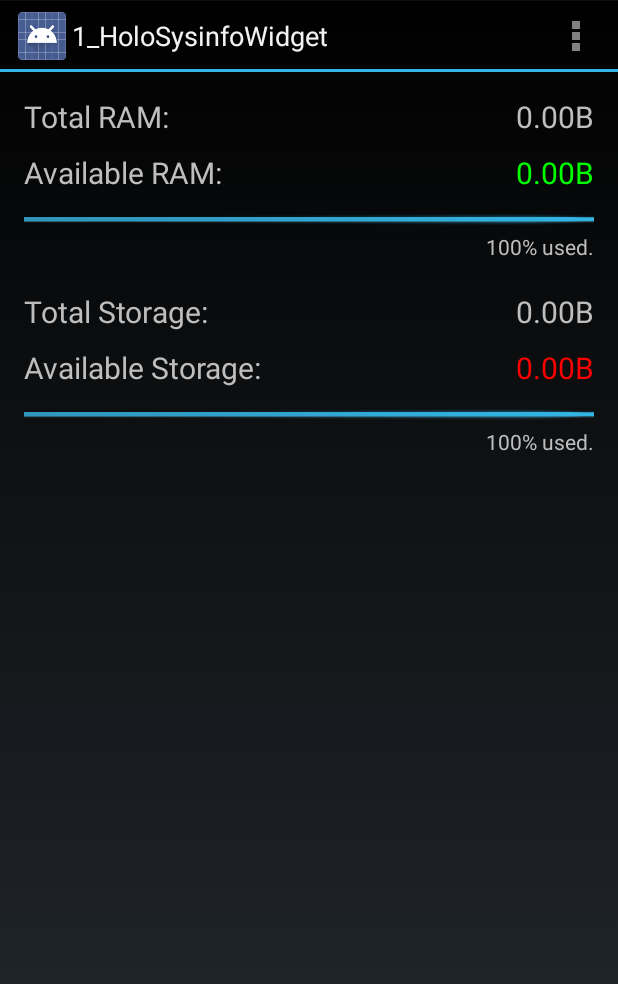
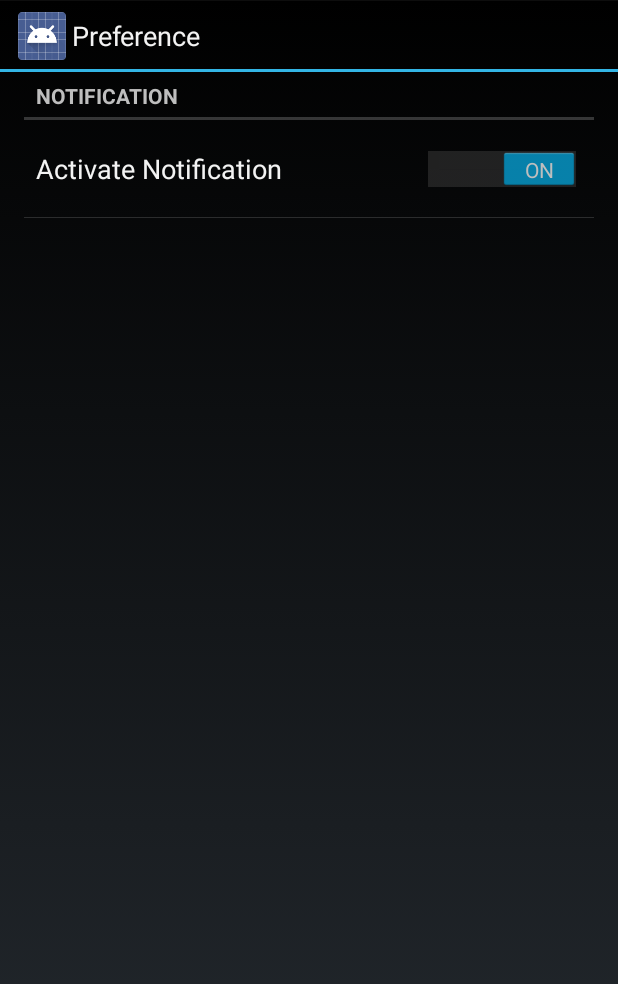
Before and after one commit to yshrsmz/HoloSysinfoWidgetProject, an Android app: the screen it shows after launch (MainActivity before the commit, SettingActivity after it), in the options menu, after a tap on "Settings", on a phone screen of 412 x 824 dp. Shown: the top 984 px of the screen. Run offline under Robolectric (Android 15) with nearby library versions, the phone set to English and light mode, and no system bars.

Commit message:
[issue #5], [issue #6]

```diff
--- a/HoloSysinfoWidget/src/main/java/com/yslibrary/android/holosysinfowidget/ui/MainActivity.java
+++ b/HoloSysinfoWidget/src/main/java/com/yslibrary/android/holosysinfowidget/ui/MainActivity.java
@@ -4,8 +4,10 @@ import android.app.Activity;
 import android.app.ActivityManager;
 import android.app.Fragment;
 import android.content.Intent;
+import android.content.SharedPreferences;
 import android.graphics.Color;
 import android.os.Bundle;
+import android.preference.PreferenceManager;
 import android.util.Log;
 import android.view.LayoutInflater;
 import android.view.Menu;
@@ -58,12 +60,17 @@ public class MainActivity extends Activity {
         updateMemoryInfo();
         updateStorageInfo();
 
+        SharedPreferences pref = PreferenceManager.getDefaultSharedPreferences(getBaseContext());
+        boolean shouldServiceActivate = pref.getBoolean(getString(R.string.pref_key_activate_notification), true);
+
         Log.d(TAG, "send intent to update widget");
         Intent widgetUpdate = new Intent(Consts.SYSINFO_UPDATE);
         sendBroadcast(widgetUpdate);
 
-        // start battery notification service
-        startService(new Intent(getBaseContext(), BatteryNotificationService.class));
+        if (shouldServiceActivate) {
+            // start battery notification service
+            startService(new Intent(getBaseContext(), BatteryNotificationService.class));
+        }
     }
 
 
@@ -82,6 +89,8 @@ public class MainActivity extends Activity {
         // as you specify a parent activity in AndroidManifest.xml.
         switch (item.getItemId()) {
             case R.id.action_settings:
+                Intent intent = new Intent(this, SettingActivity.class);
+                startActivity(intent);
                 return true;
         }
         return super.onOptionsItemSelected(item);
--- /dev/null
+++ b/HoloSysinfoWidget/src/main/java/com/yslibrary/android/holosysinfowidget/ui/SettingActivity.java
@@ -0,0 +1,74 @@
+package com.yslibrary.android.holosysinfowidget.ui;
+
+import android.content.Intent;
+import android.content.SharedPreferences;
+import android.os.Bundle;
+import android.preference.PreferenceActivity;
+import android.preference.PreferenceFragment;
+import android.preference.PreferenceManager;
+import android.util.Log;
+
+import com.yslibrary.android.holosysinfowidget.R;
+import com.yslibrary.android.holosysinfowidget.service.BatteryNotificationService;
+
+/**
+ * Created by A12897 on 13/11/18.
+ */
+public class SettingActivity extends PreferenceActivity {
+
+    private final static String TAG = SettingActivity.class.getSimpleName();
+
+    @Override
+    public void onCreate(Bundle savedInstanceState) {
+        super.onCreate(savedInstanceState);
+
+        if (savedInstanceState == null) {
+            getFragmentManager().beginTransaction()
+                    .replace(android.R.id.content, new settingFragment())
+                    .commit();
+        }
+    }
+
+
+    public static class settingFragment extends PreferenceFragment
+        implements SharedPreferences.OnSharedPreferenceChangeListener {
+
+        @Override
+        public void onCreate(Bundle savedInstanceState) {
+            super.onCreate(savedInstanceState);
+
+            addPreferencesFromResource(R.xml.preference);
+        }
+
+        @Override
+        public void onResume() {
+            super.onResume();
+            getPreferenceScreen().getSharedPreferences()
+                    .registerOnSharedPreferenceChangeListener(this);
+        }
+
+        @Override
+        public void onPause() {
+            super.onPause();
+            getPreferenceScreen().getSharedPreferences()
+                    .registerOnSharedPreferenceChangeListener(this);
+        }
+
+        @Override
+        public void onSharedPreferenceChanged(SharedPreferences sharedPreferences, String key) {
+
+            if (key.equals(getString(R.string.pref_key_activate_notification))) {
+                // activate/deactivate BatteryNotificationService
+                boolean value = sharedPreferences.getBoolean(key, true);
+
+                Log.d(TAG, "pref - key: " + key + ", value: " + value);
+
+                if (value) {
+                    getActivity().startService(new Intent(getActivity().getBaseContext(), BatteryNotificationService.class));
+                } else {
+                    getActivity().stopService(new Intent(getActivity().getBaseContext(), BatteryNotificationService.class));
+                }
+            }
+        }
+    }
+}
--- a/HoloSysinfoWidget/src/main/res/values/strings.xml
+++ b/HoloSysinfoWidget/src/main/res/values/strings.xml
@@ -2,6 +2,8 @@
 <resources>
 
     <string name="app_name">1_HoloSysinfoWidget</string>
+
+    <string name="name_setting_activity">Preference</string>
 
     <string name="widget_name">1_Sysinfo</string>
     <string name="hello_world">Hello world!</string>
@@ -21,4 +23,11 @@
     <string name="placeholder_storage_percentage">XX%</string>
 
     <string name="lbl_memory_used">&#160;used.</string>
+
+
+
+    <!-- Setting -->
+    <string name="pref_category_notification">Notification</string>
+    <string name="pref_key_activate_notification">activate_noti</string>
+    <string name="pref_title_activate_notification">Activate Notification</string>
 </resources>
--- /dev/null
+++ b/HoloSysinfoWidget/src/main/res/xml/preference.xml
@@ -0,0 +1,15 @@
+<?xml version="1.0" encoding="utf-8"?>
+
+<PreferenceScreen xmlns:android="http://schemas.android.com/apk/res/android">
+    <PreferenceCategory
+        android:title="@string/pref_category_notification">
+
+        <SwitchPreference
+            android:key="@string/pref_key_activate_notification"
+            android:title="@string/pref_title_activate_notification"
+            android:switchTextOff="OFF"
+            android:switchTextOn="ON"
+            android:defaultValue="true"/>
+
+    </PreferenceCategory>
+</PreferenceScreen>
```
Also changed, not shown: HoloSysinfoWidget/src/main/AndroidManifest.xml (+15 -0 lines), HoloSysinfoWidget/src/main/java/com/yslibrary/android/holosysinfowidget/receiver/BootReceiver.java (added, +31 -0 lines), HoloSysinfoWidget/src/main/java/com/yslibrary/android/holosysinfowidget/service/BatteryNotificationService.java (+7 -1 lines).
